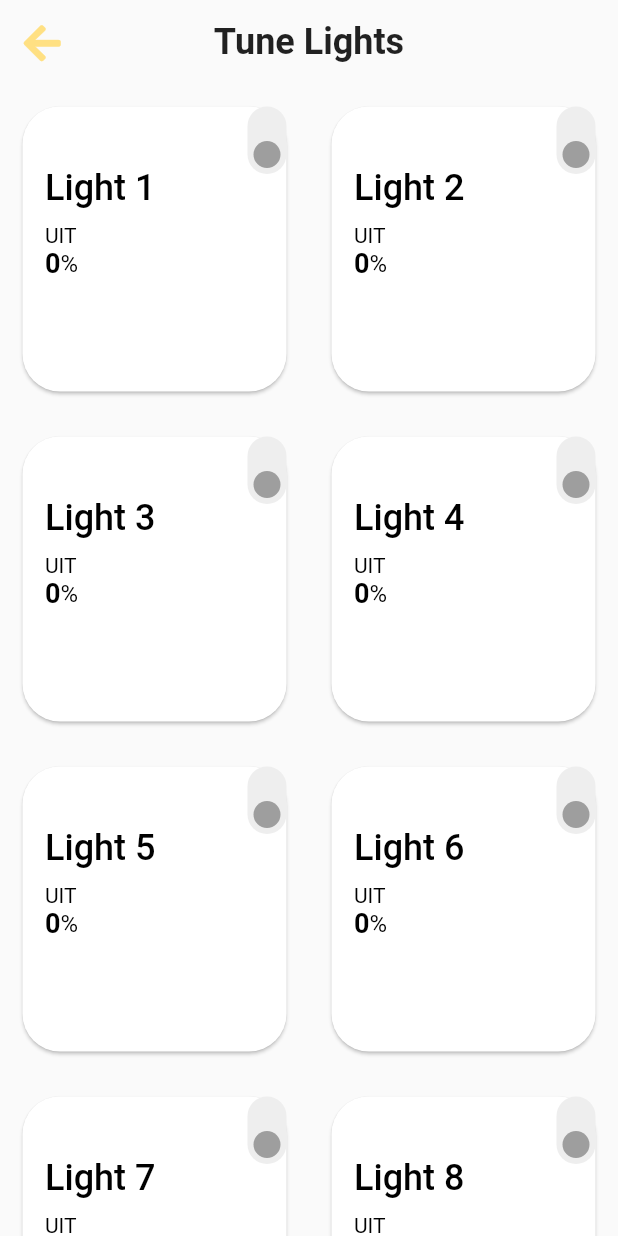
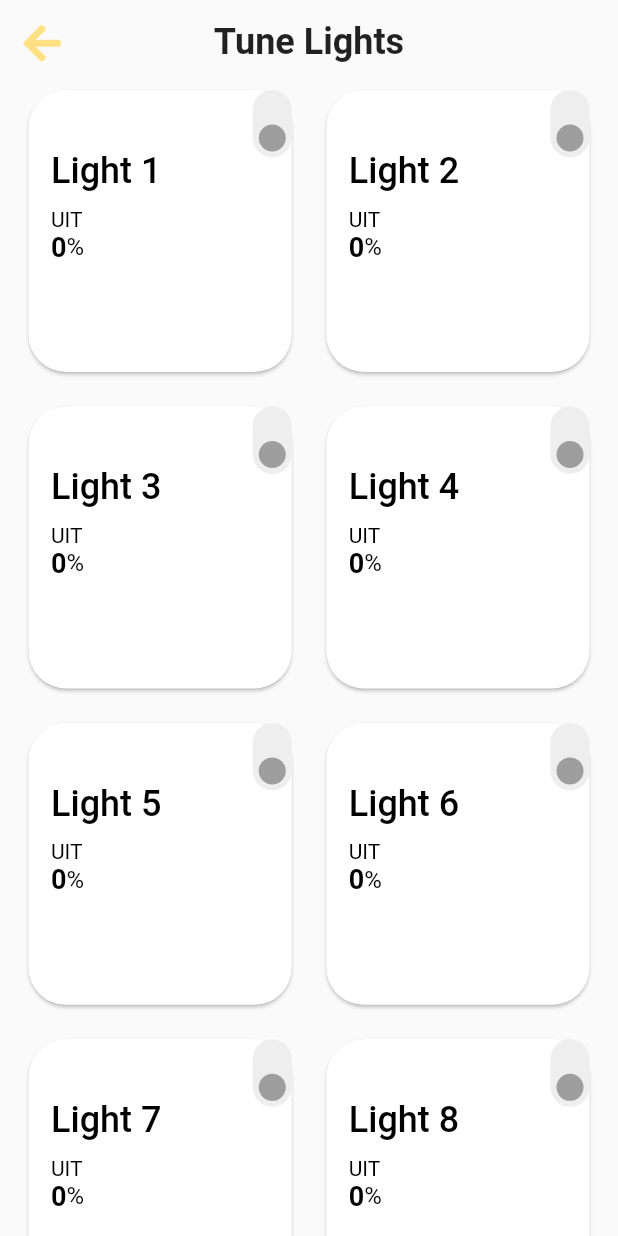
Before and after one commit to ruudvandenboomen/light_app, a Flutter app: the screen it shows after launch, after a tap on "Tune Lights", on a phone screen of 412 x 824 dp. Run offline on Flutter 3.47's test engine with Material 2 defaults, Android fonts, the phone set to English and light mode, and no system bars; our stand-ins replace font_awesome_flutter; missing offline and left inert: mqtt_client.

Commit message:
Add reconnect mqtt client on resumed and layout tweaks

```diff
--- a/lib/main.dart
+++ b/lib/main.dart
@@ -17,7 +17,7 @@ class MyApp extends StatefulWidget {
   createState() => MyAppState();
 }
 
-class MyAppState extends State<MyApp> {
+class MyAppState extends State<MyApp> with WidgetsBindingObserver {
   static List<Light> _lamps = [
     Light("Light 1"),
     Light("Light 2"),
@@ -39,6 +39,22 @@ class MyAppState extends State<MyApp> {
   void initState() {
     super.initState();
     setup();
+    WidgetsBinding.instance.addObserver(this);
+  }
+
+  @override
+  void dispose() {
+    WidgetsBinding.instance.removeObserver(this);
+    super.dispose();
+  }
+
+  @override
+  void didChangeAppLifecycleState(AppLifecycleState state) {
+    setState(() {
+      if (state == AppLifecycleState.resumed &&
+          mqttClientWrapper.connectionState !=
+              MqttCurrentConnectionState.CONNECTED) setup();
+    });
   }
 
   void setup() {
@@ -84,6 +100,7 @@ class MyAppState extends State<MyApp> {
                 activeTrackColor: Colors.green,
               ),
           iconTheme: IconThemeData(color: Colors.white, size: 28)),
+      debugShowCheckedModeBanner: false,
       home: mainControlPage,
       routes: <String, WidgetBuilder>{
         '/main': (BuildContext context) => mainControlPage,
--- a/lib/pages/main_control_page.dart
+++ b/lib/pages/main_control_page.dart
@@ -16,7 +16,6 @@ class MainControlPage extends StatefulWidget {
   final List<Room> _rooms;
   final MQTTClientWrapper _mqttClientWrapper;
   final Temperature _currentTemp;
-  bool sliderChanged = false;
 
   MainControlPage(this._rooms, this._mqttClientWrapper, this._currentTemp);
 
@@ -36,7 +35,6 @@ class MainControlPageState extends State<MainControlPage> {
     super.initState();
     currentRoom = widget._rooms[0];
     sliderValue = currentRoom.getAverageBrightness();
-    print("sliderValue: $sliderValue");
     setState(() {});
   }
 
@@ -71,14 +69,13 @@ class MainControlPageState extends State<MainControlPage> {
         children: <Widget>[
           Column(
             children: <Widget>[
-              Flexible(
-                flex: 1,
+              Container(
+                height: 200,
                 child: Container(
                   color: Colors.amber[300],
                 ),
               ),
               Flexible(
-                flex: 3,
                 child: Container(
                   color: Colors.grey[100],
                 ),
@@ -92,6 +89,7 @@ class MainControlPageState extends State<MainControlPage> {
                 Column(
                   children: <Widget>[
                     Container(
+                        height: 80,
                         padding: EdgeInsets.all(15),
                         child: Text(
                           currentRoom.name.toUpperCase(),
@@ -174,7 +172,9 @@ class MainControlPageState extends State<MainControlPage> {
                             child: Column(
                               mainAxisAlignment: MainAxisAlignment.center,
                               children: <Widget>[
-                                sliderValue.toStringAsFixed(2) !=
+                                AnimatedSwitcher(
+                                  duration: Duration(milliseconds: 500),
+                                  child: sliderValue.toStringAsFixed(2) !=
                                               currentRoom
                                                   .getAverageBrightness()
                                                   .toStringAsFixed(2) &&
@@ -191,12 +191,14 @@ class MainControlPageState extends State<MainControlPage> {
                                                     .toStringAsFixed(0),
                                                 style: TextStyle(
                                                     fontSize: 20,
-                                                  fontWeight: FontWeight.bold)),
+                                                    fontWeight:
+                                                        FontWeight.bold)),
                                             Text("%",
                                                 style: TextStyle(fontSize: 14))
                                           ],
                                         )
-                                    : Container(),
+                                      : SizedBox.shrink(),
+                                ),
                                 Row(
                                   mainAxisAlignment: MainAxisAlignment.center,
                                   children: <Widget>[
--- a/lib/pages/overview_page.dart
+++ b/lib/pages/overview_page.dart
@@ -30,9 +30,11 @@ class OverviewPageState extends State<OverviewPage> {
 
   @override
   Widget build(BuildContext context) {
+    var crossAxisCountLandscape = MediaQuery.of(context).size.width > 800 ? 4 : 3;
     var crossAxisCount =
-        MediaQuery.of(context).orientation == Orientation.portrait ? 2 : 3;
+        MediaQuery.of(context).orientation == Orientation.portrait ? 2 : crossAxisCountLandscape;
     var widgetHeight = 220;
+
     return Scaffold(
         appBar: AppBar(
           centerTitle: true,
@@ -49,8 +51,9 @@ class OverviewPageState extends State<OverviewPage> {
         body: Column(
             crossAxisAlignment: CrossAxisAlignment.stretch,
             children: <Widget>[
-              Container(
-                  child: Expanded(
+              Expanded(
+                  child: Container(
+                margin: EdgeInsets.symmetric(horizontal: 15),
                 child: MediaQuery.removePadding(
                   context: context,
                   removeTop: true,
@@ -58,11 +61,11 @@ class OverviewPageState extends State<OverviewPage> {
                     shrinkWrap: true,
                     itemCount: widget._room.lights.length,
                     gridDelegate: SliverGridDelegateWithFixedCrossAxisCount(
-                      crossAxisCount: crossAxisCount,
-                      childAspectRatio:
-                          ((MediaQuery.of(context).size.width / crossAxisCount) /
-                              widgetHeight),
-                    ),
+                        crossAxisCount: crossAxisCount,
+                        childAspectRatio: (MediaQuery.of(context).size.width / crossAxisCount /
+                            widgetHeight),
+                        crossAxisSpacing: 15,
+                        mainAxisSpacing: 15),
                     itemBuilder: (BuildContext context, int index) {
                       return Center(
                           child: LampWidget(
--- a/lib/ui/custom_switch.dart
+++ b/lib/ui/custom_switch.dart
@@ -12,7 +12,6 @@ class CustomSwitch extends StatefulWidget {
 
 class _CustomSwitchState extends State<CustomSwitch>
     with SingleTickerProviderStateMixin {
-  Animation _circleAnimation;
   AnimationController _animationController;
 
   @override
@@ -20,11 +19,6 @@ class _CustomSwitchState extends State<CustomSwitch>
     super.initState();
     _animationController =
         AnimationController(vsync: this, duration: Duration(milliseconds: 60));
-    _circleAnimation = AlignmentTween(
-            begin: widget.value ? Alignment.centerRight : Alignment.centerLeft,
-            end: widget.value ? Alignment.centerLeft : Alignment.centerRight)
-        .animate(CurvedAnimation(
-            parent: _animationController, curve: Curves.linear));
   }
 
   @override
--- a/lib/ui/lamp_widget.dart
+++ b/lib/ui/lamp_widget.dart
@@ -31,7 +31,6 @@ class LampWidgetState extends State<LampWidget> {
     return Container(
         height: 450,
         child: Card(
-            margin: EdgeInsets.all(15),
             shape: RoundedRectangleBorder(
               borderRadius: BorderRadius.circular(25.0),
             ),
--- a/lib/ui/room_selector.dart
+++ b/lib/ui/room_selector.dart
@@ -3,9 +3,9 @@ import 'package:flutter/widgets.dart';
 import 'package:light_app/objects/room.dart';
 
 class RoomSelectorWidget extends StatefulWidget {
-  Room _room;
-  Room _currentRoom;
-  Function _changeCurrentRoom;
+  final Room _room;
+  final Room _currentRoom;
+  final Function _changeCurrentRoom;
 
   RoomSelectorWidget(this._room, this._currentRoom, this._changeCurrentRoom);
 
```
Also changed, not shown: lib/ui/custom_slider.dart (+6 -6 lines), 2 other files. Lines whose indentation alone changed are shown as unchanged.
